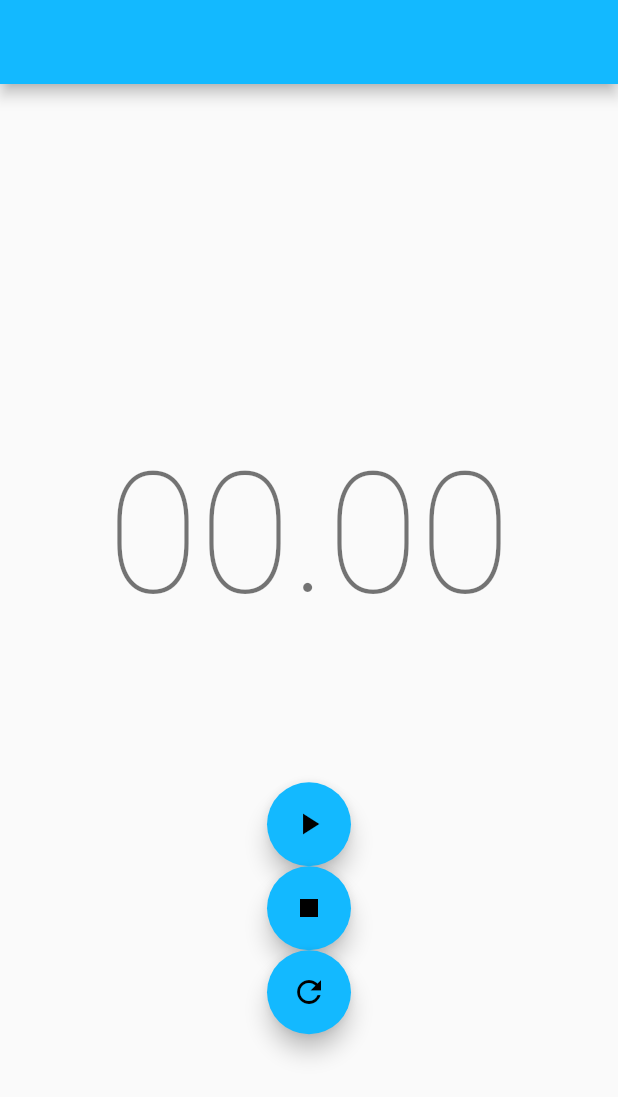
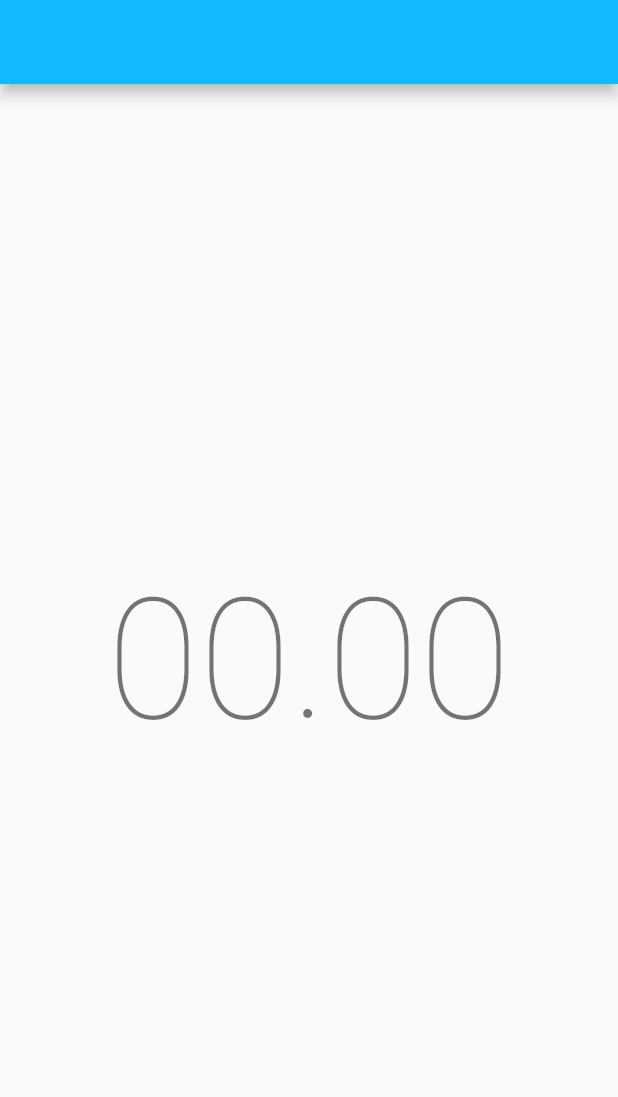
Before and after one commit to GabinL21/kubrs_app, a Flutter app: the screen it shows after launch, on a phone screen of 412 x 824 dp. Shown: the top 1097 px of the screen. Run offline on Flutter 3.47's test engine with Material 2 defaults, Android fonts, the phone set to English and light mode, and no system bars; our stand-ins replace bloc, equatable, flutter_bloc; generated files the repository leaves out were written again.

Commit message:
feat: add timer gestures

```diff
--- a/lib/timer/view/timer_page.dart
+++ b/lib/timer/view/timer_page.dart
@@ -22,18 +22,44 @@ class TimerView extends StatelessWidget {
   Widget build(BuildContext context) {
     return Scaffold(
       appBar: AppBar(),
-      body: Column(
+      body: TimerGestureDetector(
+        child: Column(
           mainAxisAlignment: MainAxisAlignment.center,
           children: const <Widget>[
             Padding(
               padding: EdgeInsets.symmetric(vertical: 100),
               child: Center(child: TimerText()),
             ),
-          StartButton(),
-          StopButton(),
-          ResetButton(),
           ],
         ),
+      ),
+    );
+  }
+}
+
+class TimerGestureDetector extends StatelessWidget {
+  const TimerGestureDetector({super.key, required this.child});
+
+  final Widget child;
+
+  @override
+  Widget build(BuildContext context) {
+    return BlocBuilder<TimerBloc, TimerState>(
+      builder: (context, state) {
+        return GestureDetector(
+          onLongPressStart: (_) =>
+              context.read<TimerBloc>().add(const TimerReset()),
+          onLongPressEnd: (_) =>
+              context.read<TimerBloc>().add(const TimerStarted()),
+          onTapDown: (_) => context
+              .read<TimerBloc>()
+              .add(TimerStopped(duration: state.duration)),
+          behavior: HitTestBehavior.opaque,
+          child: SizedBox(
+            child: child,
+          ),
+        );
+      },
     );
   }
 }
@@ -44,54 +70,15 @@ class TimerText extends StatelessWidget {
   @override
   Widget build(BuildContext context) {
     final duration = context.select((TimerBloc bloc) => bloc.state.duration);
-    final secondsStr = (duration / 1000).floor().toString().padLeft(2, '0');
+    final minutesStr = (duration / 1000 / 60).floor().toString();
+    final secondsStr = (duration / 1000 % 60).floor().toString().padLeft(2, '0');
     final millisecondsStr =
         (duration % 1000 / 10).floor().toString().padLeft(2, '0');
+    var textStr = '$secondsStr.$millisecondsStr';
+    if (duration > 60 * 1000) textStr = '$minutesStr:$textStr';
     return Text(
-      '$secondsStr.$millisecondsStr',
+      textStr,
       style: Theme.of(context).textTheme.headline1,
     );
   }
 }
-
-class StartButton extends StatelessWidget {
-  const StartButton({super.key});
-
-  @override
-  Widget build(BuildContext context) {
-    return FloatingActionButton(
-      child: const Icon(Icons.play_arrow),
-      onPressed: () => context.read<TimerBloc>().add(const TimerStarted()),
-    );
-  }
-}
-
-class StopButton extends StatelessWidget {
-  const StopButton({super.key});
-
-  @override
-  Widget build(BuildContext context) {
-    return BlocBuilder<TimerBloc, TimerState>(
-      builder: (context, state) {
-        return FloatingActionButton(
-          child: const Icon(Icons.stop),
-          onPressed: () => context
-              .read<TimerBloc>()
-              .add(TimerStopped(duration: state.duration)),
-        );
-      },
-    );
-  }
-}
-
-class ResetButton extends StatelessWidget {
-  const ResetButton({super.key});
-
-  @override
-  Widget build(BuildContext context) {
-    return FloatingActionButton(
-      child: const Icon(Icons.refresh),
-      onPressed: () => context.read<TimerBloc>().add(const TimerReset()),
-    );
-  }
-}
```
Lines whose indentation alone changed are shown as unchanged.
